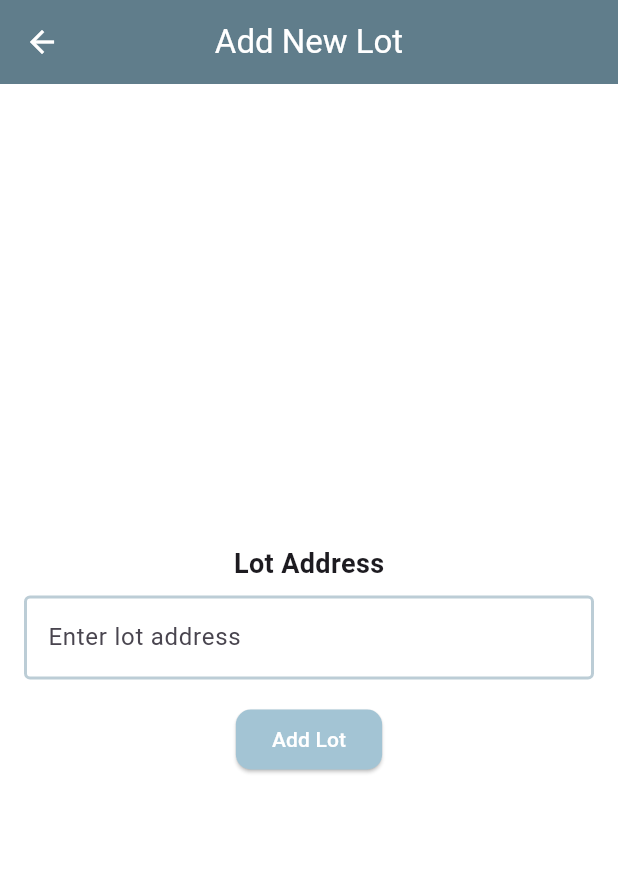
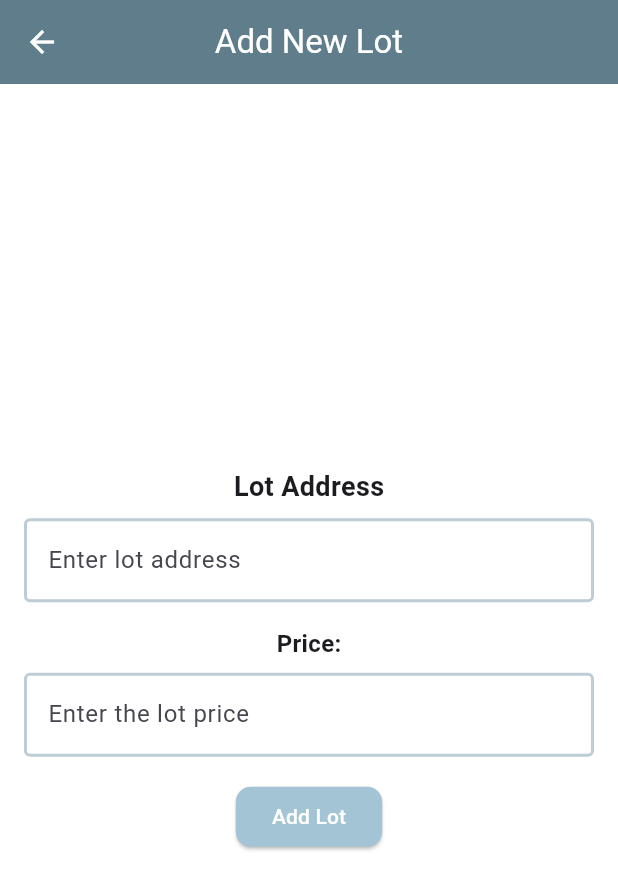
Before and after one commit to aeMyst/RevRentals, a Flutter app: the AddLotPage screen opened directly with empty values, on a phone screen of 412 x 824 dp. Shown: the top 890 px of the screen. Run offline on Flutter 3.47's test engine with Material 3 defaults, Android fonts, the phone set to English and light mode, and no system bars; our stand-ins replace cloud_firestore, firebase_auth, firebase_core; accounts and stored records are empty.

Commit message:
Add lot rental price and edit lot rental price

```diff
--- a/revrentals/lib/admin/admin_lot.dart
+++ b/revrentals/lib/admin/admin_lot.dart
@@ -119,6 +119,7 @@ class _AddLotPageState extends State<AddLotPage> {
   final AdminService _adminService = AdminService();
 
   final TextEditingController addressController = TextEditingController();
+  final TextEditingController rentalPriceController = TextEditingController();
 
   @override
   Widget build(BuildContext context) {
@@ -149,6 +150,20 @@ class _AddLotPageState extends State<AddLotPage> {
                   ),
                 ),
                 const SizedBox(height: 16),
+                const Text(
+                  "Price:",
+                  style: TextStyle(fontSize: 16, fontWeight: FontWeight.bold),
+                ),
+                const SizedBox(height: 8),
+                TextField(
+                  controller: rentalPriceController,
+                  keyboardType: TextInputType.number,
+                  decoration: const InputDecoration(
+                    border: OutlineInputBorder(),
+                    hintText: "Enter the lot price",
+                  ),
+                ),
+                const SizedBox(height: 16),
                 ElevatedButton(
                   onPressed: () {
                     _validateAndAddLot(context);
@@ -169,13 +184,14 @@ class _AddLotPageState extends State<AddLotPage> {
   /// Method to validate the lot address and show an error dialog if empty
   Future<void> _validateAndAddLot(BuildContext context) async {
     final lotAddress = addressController.text.trim();
-
+    final rentalPrice = double.parse(rentalPriceController.text.trim());
     if (lotAddress.isEmpty) {
       _showErrorDialog(context, "Lot address cannot be empty!");
     } else {
       Map<String, dynamic> lotListingData = {
         "admin_id": widget.adminId,
         "laddress": lotAddress,
+        "lrentalprice": rentalPrice,
       };
       try {
         await _adminService.addLotListing(lotListingData);
--- a/revrentals/lib/services/admin_service.dart
+++ b/revrentals/lib/services/admin_service.dart
@@ -125,6 +125,7 @@ class AdminService {
       return {"success": true, "message": "Listing added successfully"};
     } else {
       final error = jsonDecode(response.body);
+      print("Error response: ${response.body}");
       throw Exception(error["error"] ?? "Failed to add listing");
     }
   }
```
